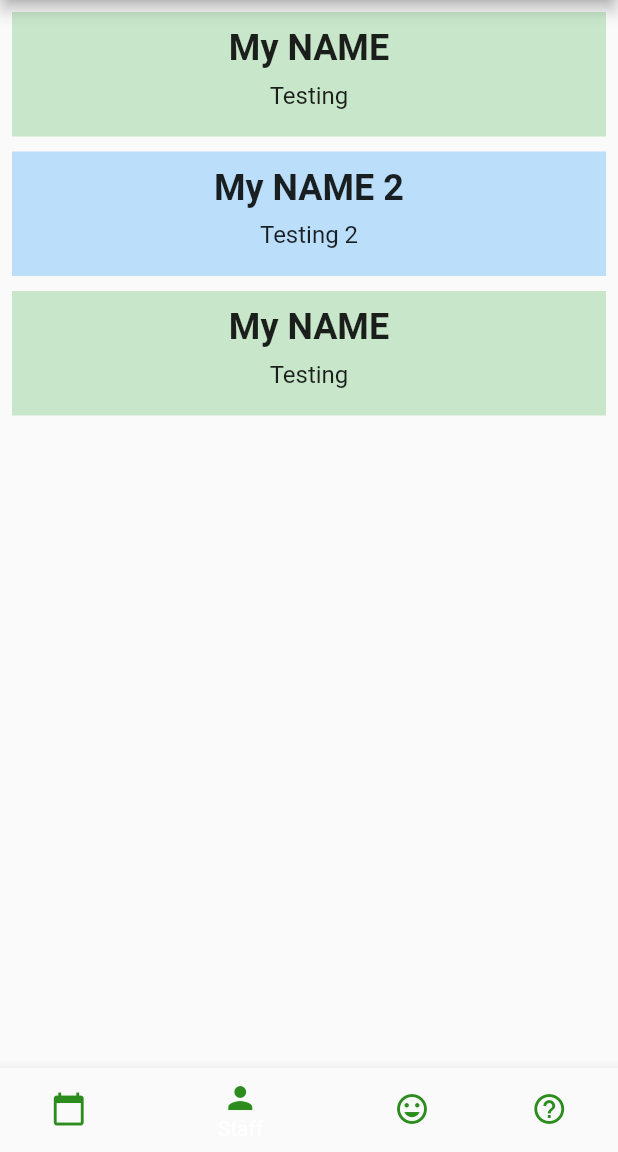
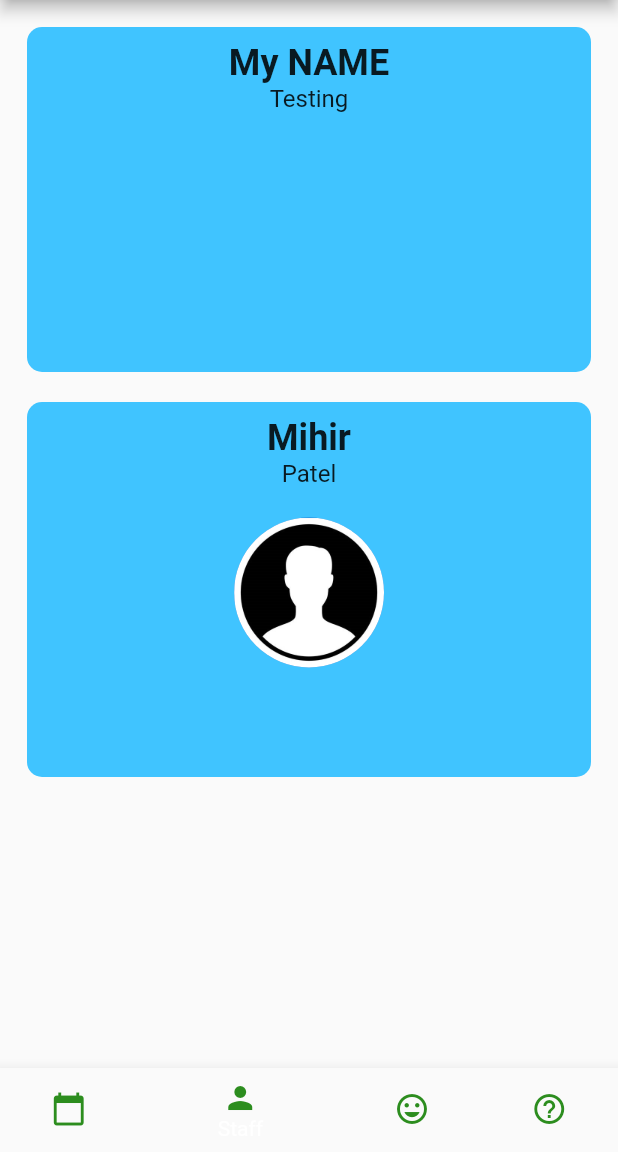
Before and after one commit to mpatel1996/ProjectAPP, a Flutter app: the screen it shows after launch, item 2 of the bottom bar chosen, on a phone screen of 412 x 824 dp, the part 84-1236 px from its top. Run offline on Flutter 3.47's test engine with Material 2 defaults, Android fonts, the phone set to English and light mode, and no system bars; our stand-ins replace table_calendar.

Commit message:
Added profile picture testing image.

```diff
--- a/lib/main.dart
+++ b/lib/main.dart
@@ -15,7 +15,7 @@ class MyApp extends StatefulWidget {
 }
 
 class MyAppState extends State<MyApp> {
-  int _selectedPage = 3;
+  int _selectedPage = 0;
   final _pageOptions = [
     EventPage(),
     StaffPage(),
@@ -30,6 +30,7 @@ class MyAppState extends State<MyApp> {
       theme: ThemeData(
         primarySwatch: Colors.blue,
       ),
+
       debugShowCheckedModeBanner: false,
       home: Scaffold(
         appBar: AppBar(
--- a/lib/staff_page.dart
+++ b/lib/staff_page.dart
@@ -3,6 +3,8 @@ import 'package:flutter/material.dart';
 class StaffPage extends StatelessWidget {
   @override
   Widget build(BuildContext context) {
+    // Maybe instead of listView and hard coding all employee, lets try using listview itembuilder with List of name, Image and profile picture link.
+    // Can be imported through firebase. Also add onTap() state to open the employee into a new page.
     return ListView(
       padding: const EdgeInsets.all(8),
       // itemBuilder: (BuildContext context, int index) {
@@ -10,84 +12,80 @@ class StaffPage extends StatelessWidget {
       //   crossAxisAlignment: CrossAxisAlignment.stretch,
       //   mainAxisSize: MainAxisSize.max,
       children: <Widget>[
+
+        // First Employee
         Container(
           padding: const EdgeInsets.all(10),
-              // height: 150,
-              color: Colors.green[100],
+          height: 250,
+          // color: Colors.green[100],
+          child: Container(
+            decoration: new BoxDecoration(
+              color: Colors.lightBlueAccent,
+              borderRadius: new BorderRadius.all(Radius.circular(10.0)),
+            ),
+
+            child: Padding(
+              padding: const EdgeInsets.all(10.0),
               child: Column(
                 children: <Widget>[
                   Text(
                     'My NAME',
-                    style: TextStyle(fontSize: 24.0, fontWeight: FontWeight.bold),
+                    style:
+                        TextStyle(fontSize: 24.0, fontWeight: FontWeight.bold),
+                    textAlign: TextAlign.start,
+                    overflow: TextOverflow.ellipsis,
+                  ), // padding
+                  Text(
+                    'Testing',
+                    style: TextStyle(
+                      fontSize: 16.0,
+                    ),
+                  ), // Text
+                ], // Widget
+              ),
+            ), //Column
+          ), //
+        ),
+
+        // Second Employee
+        Container(
+          padding: const EdgeInsets.all(10),
+          child: Container(
+            height: 250,
+            decoration: new BoxDecoration(
+              color: Colors.lightBlueAccent,
+              borderRadius: new BorderRadius.all(Radius.circular(10.0)),
+            ),
+            child: Padding(
+              padding: const EdgeInsets.all(10.0),
+              child: Column(
+                children: <Widget>[
+                  Text(
+                    'Mihir',
+                    style:
+                        TextStyle(fontSize: 24.0, fontWeight: FontWeight.bold),
                     textAlign: TextAlign.start,
                     overflow: TextOverflow.ellipsis,
                   ),
+                  Text(
+                    'Patel',
+                    style: TextStyle(
+                      fontSize: 16.0,
+                    ),
+                  ),
+                  // Image.asset('lib/images/profile_picture.png'),
                   Padding(
-                    padding: const EdgeInsets.all(8.0),
-                    child: Text(
-                      'Testing',
-                      style: TextStyle(fontSize: 16.0,),
+                    padding: const EdgeInsets.symmetric(vertical: 20.0),
+                    child: CircleAvatar(
+                      radius: 50.0,
+                      backgroundImage: AssetImage('lib/images/profile_picture.png'),
                     ),
                   ),
                 ],
               ),
             ),
-            SizedBox(
-              height: 10,
-            ),
-            Container(
-               padding: const EdgeInsets.all(10),
-              // height: 150,
-              color: Colors.blue[100],
-              child: Column(
-                children: <Widget>[
-                  Text(
-                    'My NAME 2',
-                    style: TextStyle(fontSize: 24.0, fontWeight: FontWeight.bold),
-                    textAlign: TextAlign.start,
-                    overflow: TextOverflow.ellipsis,
-                  ),
-                  Padding(
-                    padding: const EdgeInsets.all(8.0),
-                    child: Text(
-                      'Testing 2',
-                      style: TextStyle(fontSize: 16.0,),
           ),
         ),
-                ],
-              ),
-            ),
-
-            SizedBox(
-              height: 10,
-            ),
-
-            Container(
-            padding: const EdgeInsets.all(10),
-            // height: 150,
-            color: Colors.green[100],
-            child: Column(
-              children: <Widget>[
-                Text(
-                  'My NAME',
-                  style: TextStyle(fontSize: 24.0, fontWeight: FontWeight.bold),
-                  textAlign: TextAlign.start,
-                  overflow: TextOverflow.ellipsis,
-                ),
-                Padding(
-                  padding: const EdgeInsets.all(8.0),
-                  child: Text(
-                    'Testing',
-                    style: TextStyle(fontSize: 16.0,),
-                    ),
-                  ),
-                ],
-              ),
-            ),
-            SizedBox(
-              height: 10,
-            ),
-
       ],
     );
     // },
--- a/pubspec.yaml
+++ b/pubspec.yaml
@@ -21,6 +21,7 @@ dependencies:
     sdk: flutter
 
 
+
   table_calendar: ^2.2.2
   # The following adds the Cupertino Icons font to your application.
   # Use with the CupertinoIcons class for iOS style icons.
@@ -42,6 +43,8 @@ flutter:
   # the material Icons class.
   uses-material-design: true
 
+  assets:
+    - lib/images/profile_picture.png
   # To add assets to your application, add an assets section, like this:
   # assets:
   #   - images/a_dot_burr.jpeg
```
Also changed, not shown: lib/images/profile_picture.png (added). Lines whose indentation alone changed are shown as unchanged.
